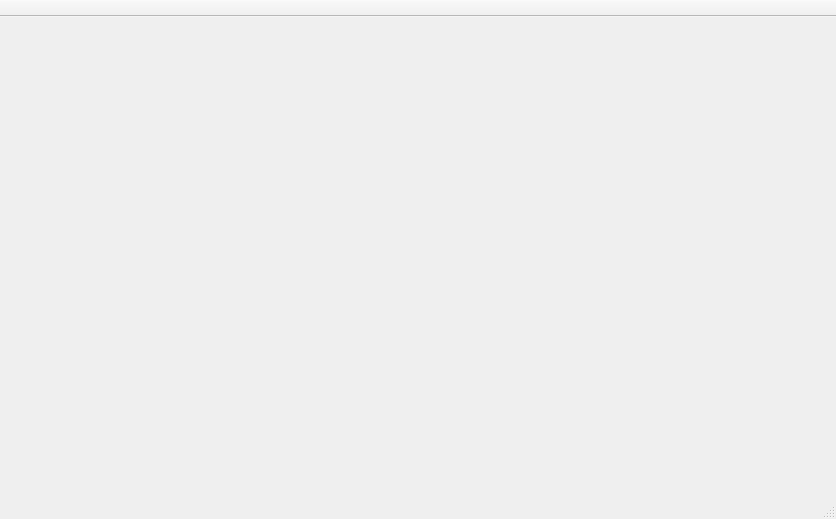
This is ui/mainwindow.ui in kiwix/kiwix-desktop as Qt 5 draws it before an edit. The edited form follows.
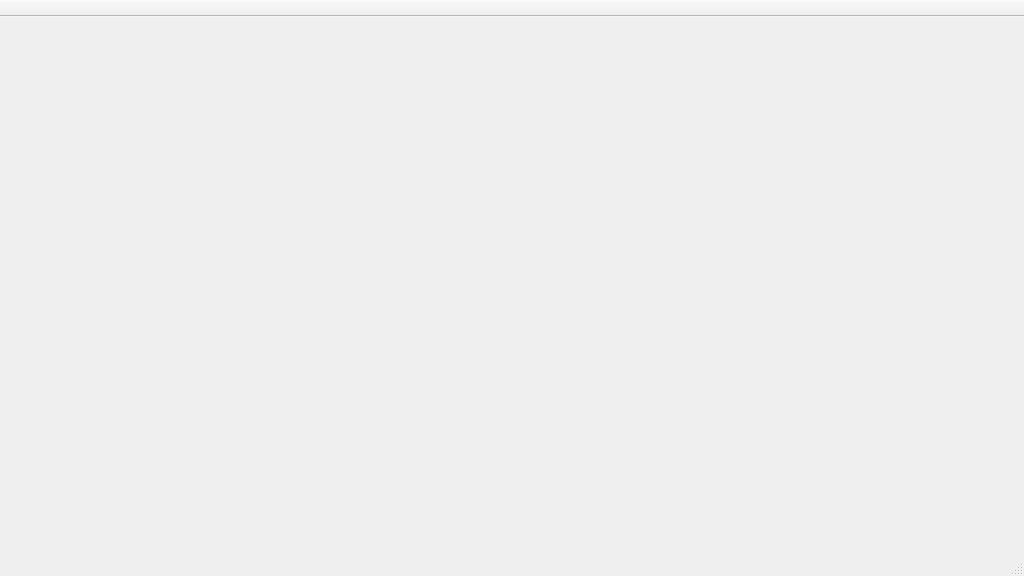
This is the edited form. Custom widgets are drawn as their Qt base class.

What changed in the file:
```diff
--- a/ui/mainwindow.ui
+++ b/ui/mainwindow.ui
@@ -6,8 +6,8 @@
    <rect>
     <x>0</x>
     <y>0</y>
-    <width>836</width>
-    <height>519</height>
+    <width>1024</width>
+    <height>576</height>
    </rect>
   </property>
   <property name="windowTitle">
```
